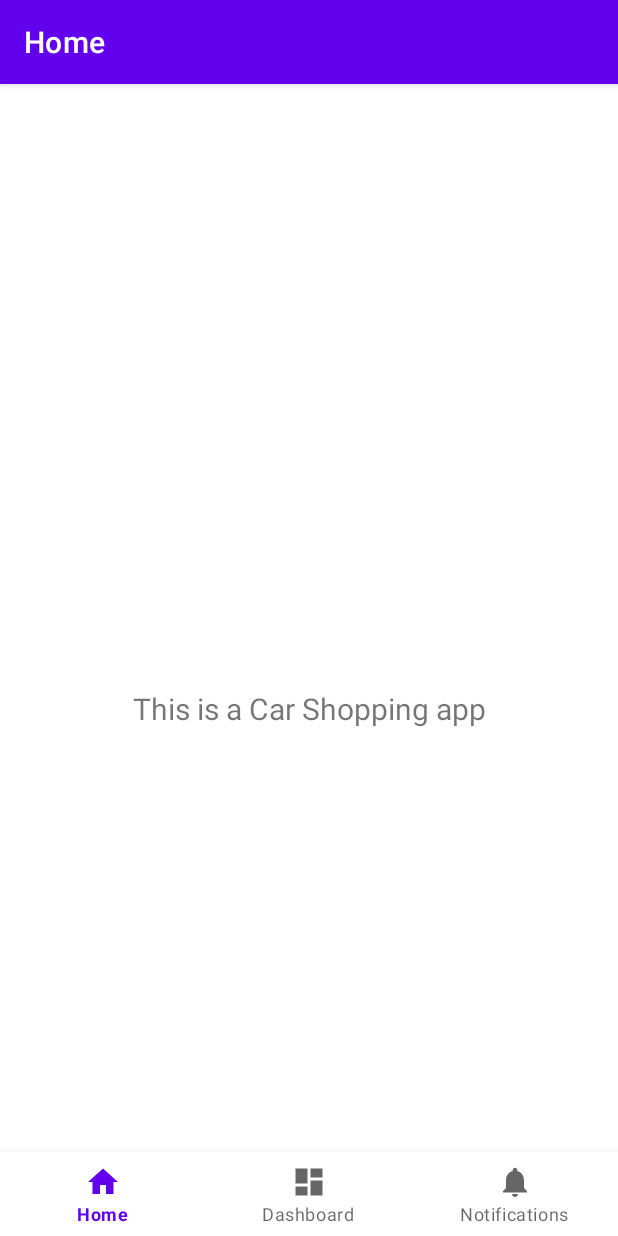
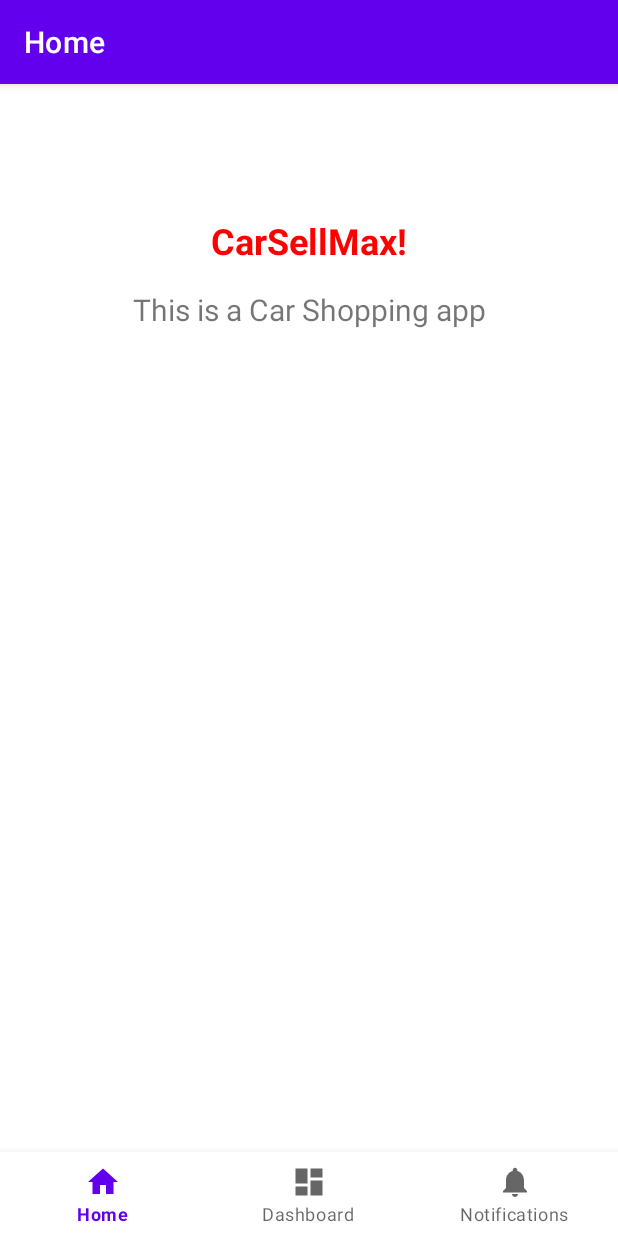
Before and after one commit to shivanarayana/AndroidProject, an Android app: the screen it shows after launch (MainActivity), on a phone screen of 412 x 824 dp. Run offline under Robolectric (Android 15) with nearby library versions, the phone set to English and light mode, and no system bars; our stand-ins replace navigation-ui.

Commit message:
header added

```diff
--- a/MyCarSell/app/build.gradle.kts
+++ b/MyCarSell/app/build.gradle.kts
@@ -1,6 +1,9 @@
+//import androidx.glance.appwidget.compose
+
 plugins {
     alias(libs.plugins.android.application)
     alias(libs.plugins.kotlin.android)
+    alias(libs.plugins.kotlin.compose)
 }
 
 android {
--- a/MyCarSell/app/src/main/java/com/example/mycarsell/ui/home/HomeFragment.kt
+++ b/MyCarSell/app/src/main/java/com/example/mycarsell/ui/home/HomeFragment.kt
@@ -26,6 +26,16 @@ class HomeFragment : Fragment() {
             ViewModelProvider(this).get(HomeViewModel::class.java)
 
         _binding = FragmentHomeBinding.inflate(inflater, container, false)
+
+        val headerText: TextView = binding.headerText
+        homeViewModel.headerTitle.observe(viewLifecycleOwner) {
+            headerText.text = it
+        }
+
+        homeViewModel.headerColor.observe(viewLifecycleOwner) {
+            headerText.setTextColor(it)
+        }
+
         val root: View = binding.root
 
         val textView: TextView = binding.textHome
--- a/MyCarSell/app/src/main/java/com/example/mycarsell/ui/home/HomeViewModel.kt
+++ b/MyCarSell/app/src/main/java/com/example/mycarsell/ui/home/HomeViewModel.kt
@@ -1,6 +1,6 @@
 package com.example.mycarsell.ui.home
 
-import androidx.compose.ui.graphics.Color
+import android.graphics.Color
 import androidx.lifecycle.LiveData
 import androidx.lifecycle.MutableLiveData
 import androidx.lifecycle.ViewModel
@@ -12,23 +12,21 @@ class HomeViewModel : ViewModel() {
     }
     val text: LiveData<String> = _text
 
-    // --- Header Data ---
     private val _headerTitle = MutableLiveData<String>().apply {
         value = "CarSellMax!" // Example header title
     }
     val headerTitle: LiveData<String> = _headerTitle
 
-    private val _headerColor = MutableLiveData<androidx.compose.ui.graphics.Color>().apply {
-        value = Color.Red // Set the header color to Red
+    private val _headerColor = MutableLiveData<Int>().apply {
+        value = Color.RED // Use android.graphics.Color
     }
-    val headerColor: LiveData<androidx.compose.ui.graphics.Color> = _headerColor
+    val headerColor: LiveData<Int> = _headerColor
 
-    // --- Example functions to update header data (optional) ---
     fun updateHeaderText(newTitle: String) {
         _headerTitle.value = newTitle
     }
 
-    fun updateHeaderColor(newColor: androidx.compose.ui.graphics.Color) {
+    fun updateHeaderColor(newColor: Int) {
         _headerColor.value = newColor
     }
 }
--- a/MyCarSell/app/src/main/res/layout/fragment_home.xml
+++ b/MyCarSell/app/src/main/res/layout/fragment_home.xml
@@ -7,16 +7,27 @@
     tools:context=".ui.home.HomeFragment">
 
     <TextView
+        android:id="@+id/headerText"
+        android:layout_width="wrap_content"
+        android:layout_height="wrap_content"
+        android:text="CarSellMax!"
+        android:textSize="24sp"
+        android:textStyle="bold"
+        android:textColor="#FF0000"
+        app:layout_constraintTop_toTopOf="parent"
+        app:layout_constraintStart_toStartOf="parent"
+        app:layout_constraintEnd_toEndOf="parent"
+        android:layout_marginTop="32dp" />
+
+    <TextView
         android:id="@+id/text_home"
-        android:layout_width="match_parent"
+        android:layout_width="wrap_content"
         android:layout_height="wrap_content"
-        android:layout_marginStart="8dp"
-        android:layout_marginTop="8dp"
-        android:layout_marginEnd="8dp"
+        android:text="This is a Car Shopping app"
+        android:textSize="20sp"
         android:textAlignment="center"
-        android:textSize="20sp"
-        app:layout_constraintBottom_toBottomOf="parent"
+        app:layout_constraintTop_toBottomOf="@id/headerText"
+        app:layout_constraintStart_toStartOf="parent"
         app:layout_constraintEnd_toEndOf="parent"
-        app:layout_constraintStart_toStartOf="parent"
-        app:layout_constraintTop_toTopOf="parent" />
+        android:layout_marginTop="16dp"/>
 </androidx.constraintlayout.widget.ConstraintLayout>
```
Also changed, not shown: MyCarSell/gradle/libs.versions.toml (+11 -7 lines).
